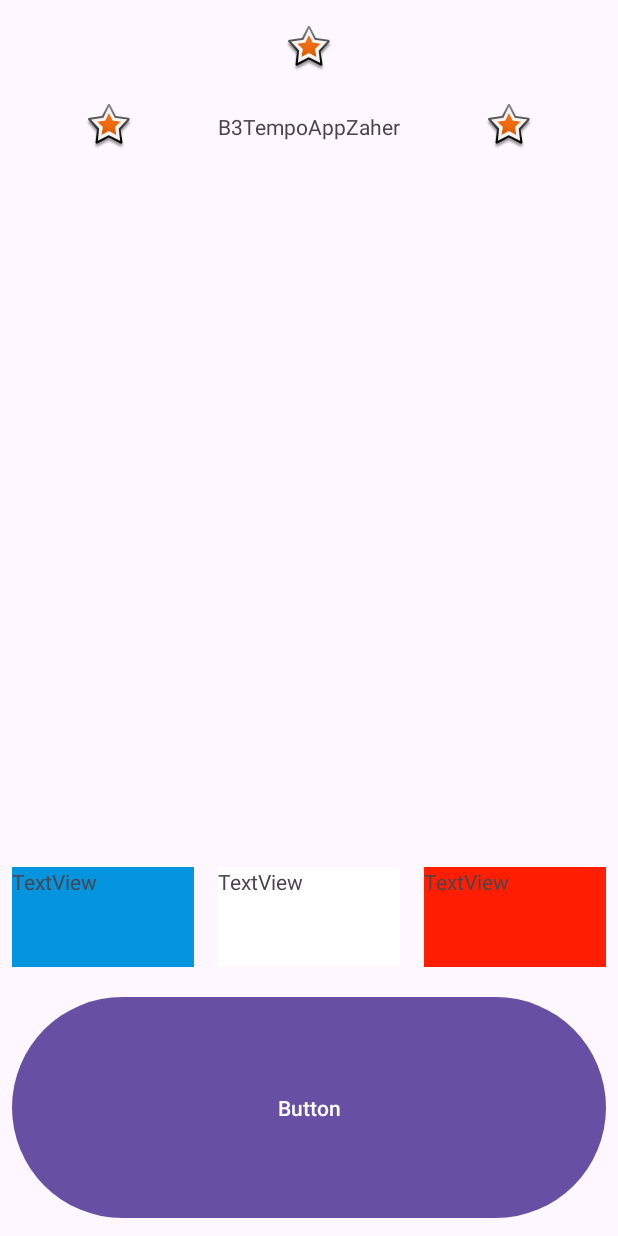
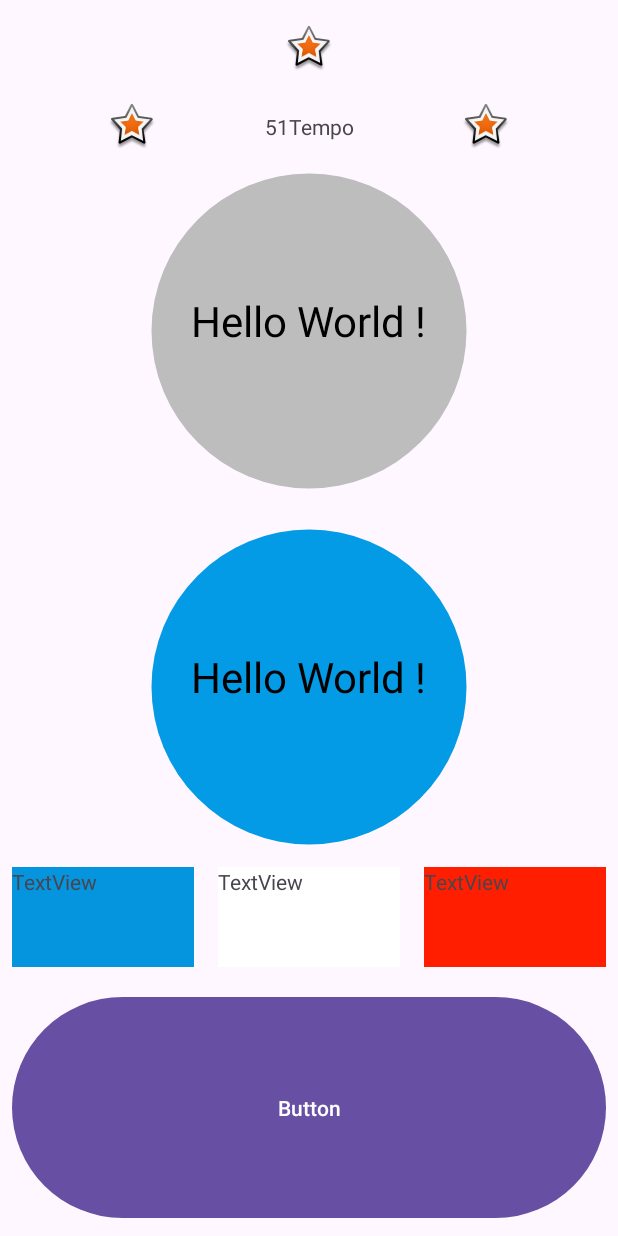
Before and after one commit to ZaherMadi/B3TempoAPPZaher, an Android app: the screen it shows after launch (MainActivity), on a phone screen of 412 x 824 dp. Run offline under Robolectric (Android 15) with nearby library versions, the phone set to English and light mode, and no system bars; network calls fail.

Commit message:
Design Done

```diff
--- a/app/src/main/res/layout/activity_main.xml
+++ b/app/src/main/res/layout/activity_main.xml
@@ -21,6 +21,35 @@
         app:layout_constraintEnd_toEndOf="parent"
         app:layout_constraintStart_toStartOf="parent"
         app:layout_constraintTop_toTopOf="@+id/guideline2" />
+
+    <com.example.b3tempoappzaher.DayColorView
+        android:id="@+id/DayColorView"
+        style="@style/Base.Theme.B3TempoAppZaher"
+        android:layout_width="0dp"
+        android:layout_height="233dp"
+        app:captionText="Hello World !"
+        app:captionTextColor="@color/black"
+        app:captionTextSize="28sp"
+        app:dayCircleColor="@color/gray_400"
+        app:layout_constraintBottom_toTopOf="@+id/DayColorView2"
+        app:layout_constraintEnd_toEndOf="parent"
+        app:layout_constraintStart_toStartOf="parent"
+        app:layout_constraintTop_toBottomOf="@+id/imageView2" />
+
+    <com.example.b3tempoappzaher.DayColorView
+        android:id="@+id/DayColorView2"
+        style="@style/Base.Theme.B3TempoAppZaher"
+        android:layout_width="0dp"
+        android:layout_height="233dp"
+        app:captionText="Hello World !"
+        app:captionTextColor="@color/black"
+        app:captionTextSize="28sp"
+        app:dayCircleColor="@color/light_blue_600"
+        app:layout_constraintBottom_toTopOf="@+id/blueDaysTv"
+        app:layout_constraintEnd_toEndOf="parent"
+        app:layout_constraintStart_toStartOf="parent"
+        app:layout_constraintTop_toBottomOf="@+id/DayColorView" />
+
 
     <TextView
         android:id="@+id/blueDaysTv"
--- a/app/src/main/res/values/strings.xml
+++ b/app/src/main/res/values/strings.xml
@@ -1,5 +1,5 @@
 <resources>
-    <string name="app_name">B3TempoAppZaher</string>
+    <string name="app_name">51Tempo</string>
 
         <string name="not_available">NA</string>
         <string name="history_bt">Historique</string>
```
Also changed, not shown: 1 other file.
